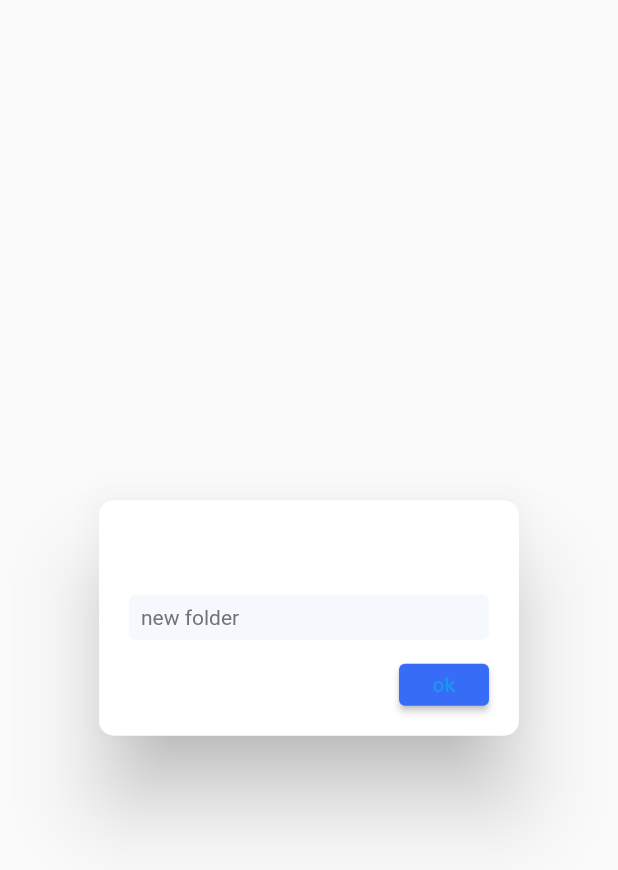
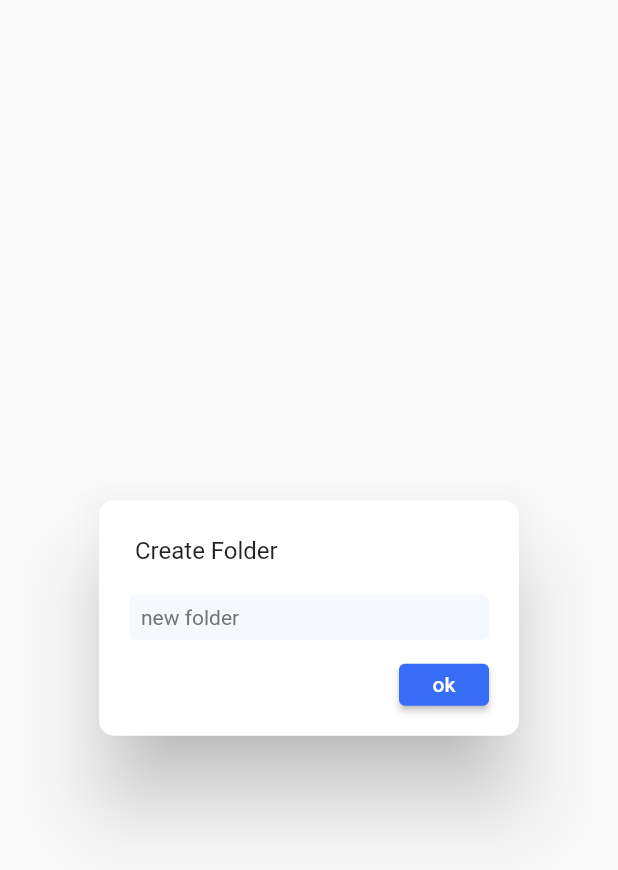
Before and after one commit to o1298098/boxes, a Flutter app: the CreateFolderDialog widget shown alone on an empty page, opened directly, after a tap on "ok", on a phone screen of 412 x 824 dp. Shown: the top 870 px of the screen. Run offline on Flutter 3.47's test engine with Material 2 defaults, Android fonts, the phone set to English and light mode, and no system bars; our stand-ins replace cached_network_image, chewie, cross_file, dio, firebase_auth, firebase_core and 13 more; missing offline and left inert: file_picker_cross, window_size; accounts and stored records are empty; generated files the repository leaves out were written again; statements that could not run were skipped; project files that could hold a hidden picture were left out.

Commit message:
add sqlite for windows

```diff
--- a/lib/screens/folder/components/create_folder_dialog.dart
+++ b/lib/screens/folder/components/create_folder_dialog.dart
@@ -1,6 +1,7 @@
 import 'package:boxes/screens/folder/folder_store.dart';
 import 'package:boxes/style/colors.dart';
 import 'package:flutter/material.dart';
+import 'package:path/path.dart';
 
 class CreateFolderDialog extends StatefulWidget {
   final FolderStore store;
@@ -28,7 +29,7 @@ class _CreateFolderDialogState extends State<CreateFolderDialog> {
     super.dispose();
   }
 
-  _submit() async {
+  _submit(BuildContext context) async {
     _focusNode.unfocus();
     final _name = _controller.text ?? '';
     if (_name.isEmpty) return;
@@ -50,7 +51,10 @@ class _CreateFolderDialogState extends State<CreateFolderDialog> {
     return SimpleDialog(
       backgroundColor: _theme.cardColor,
       titleTextStyle: TextStyle(fontSize: 16),
-      title: const Text('Create Folder'),
+      title: Text(
+        'Create Folder',
+        style: TextStyle(color: _theme.textTheme.bodyText1.color),
+      ),
       contentPadding: EdgeInsets.all(kDefaultPadding),
       shape: RoundedRectangleBorder(
           borderRadius: BorderRadius.circular(kDefaultPadding * .5)),
@@ -71,8 +75,13 @@ class _CreateFolderDialogState extends State<CreateFolderDialog> {
                 : ElevatedButton(
                     style:
                         ElevatedButton.styleFrom(primary: _theme.primaryColor),
-                    onPressed: () => _submit(),
-                    child: const Text('ok'),
+                    onPressed: () => _submit(context),
+                    child: const Text(
+                      'ok',
+                      style: const TextStyle(
+                        color: const Color(0xFFFFFFFF),
+                      ),
+                    ),
                   ),
           ),
         ),
--- a/lib/screens/folder/components/file_item.dart
+++ b/lib/screens/folder/components/file_item.dart
@@ -42,6 +42,11 @@ class _FileItemState extends State<FileItem> {
     final double _radius = 10.0;
     return GestureDetector(
       onTap: () => widget.onTap(_file),
+      child: PhysicalModel(
+        color: _theme.colorScheme.surface.withAlpha(100),
+        elevation: 2.0,
+        shadowColor: _theme.colorScheme.surface.withAlpha(100),
+        borderRadius: BorderRadius.circular(20),
         child: ClipRRect(
           borderRadius: BorderRadius.circular(_radius),
           child: Container(
@@ -106,6 +111,7 @@ class _FileItemState extends State<FileItem> {
             ),
           ),
         ),
+      ),
     );
   }
 }
--- a/lib/screens/folder/components/folder_item.dart
+++ b/lib/screens/folder/components/folder_item.dart
@@ -18,6 +18,7 @@ class FolderItem extends StatelessWidget {
       child: Container(
         padding: EdgeInsets.all(kDefaultPadding),
         decoration: BoxDecoration(
+          border: Border.all(color: _theme.colorScheme.surface.withAlpha(100)),
           borderRadius: BorderRadius.circular(10),
           color: _theme.cardColor,
         ),
--- a/lib/services/database_service.dart
+++ b/lib/services/database_service.dart
@@ -2,6 +2,7 @@ import 'package:boxes/models/drive_file.dart';
 import 'package:boxes/models/models.dart';
 import 'package:path/path.dart';
 import 'package:sqflite/sqflite.dart';
+import 'package:sqflite_common_ffi/sqflite_ffi.dart';
 
 class DatabaseService {
   static final DatabaseService _instance = DatabaseService._internal();
@@ -18,6 +19,8 @@ class DatabaseService {
   final _uploadTable = 'uploadFiles';
   final _driveTable = 'drives';
   initDatabase() async {
+    sqfliteFfiInit();
+    databaseFactory = databaseFactoryFfi;
     //deleteDatabase(join(await getDatabasesPath(), 'boxes_database.db'));
     database = openDatabase(
       join(await getDatabasesPath(), 'boxes_database.db'),
--- a/pubspec.yaml
+++ b/pubspec.yaml
@@ -48,6 +48,7 @@ dependencies:
   cached_network_image: ^2.5.0
   flutter_svg: ^0.19.3
   sqflite: ^2.0.0+3
+  sqflite_common_ffi: ^2.0.0
   path: ^1.8.0
   fluttertoast: ^8.0.3
   video_player: ^2.1.0
```
Also changed, not shown: lib/screens/folder/components/upload_menu.dart (+5 -4 lines), pubspec.lock, 3 other files. Lines whose indentation alone changed are shown as unchanged.
